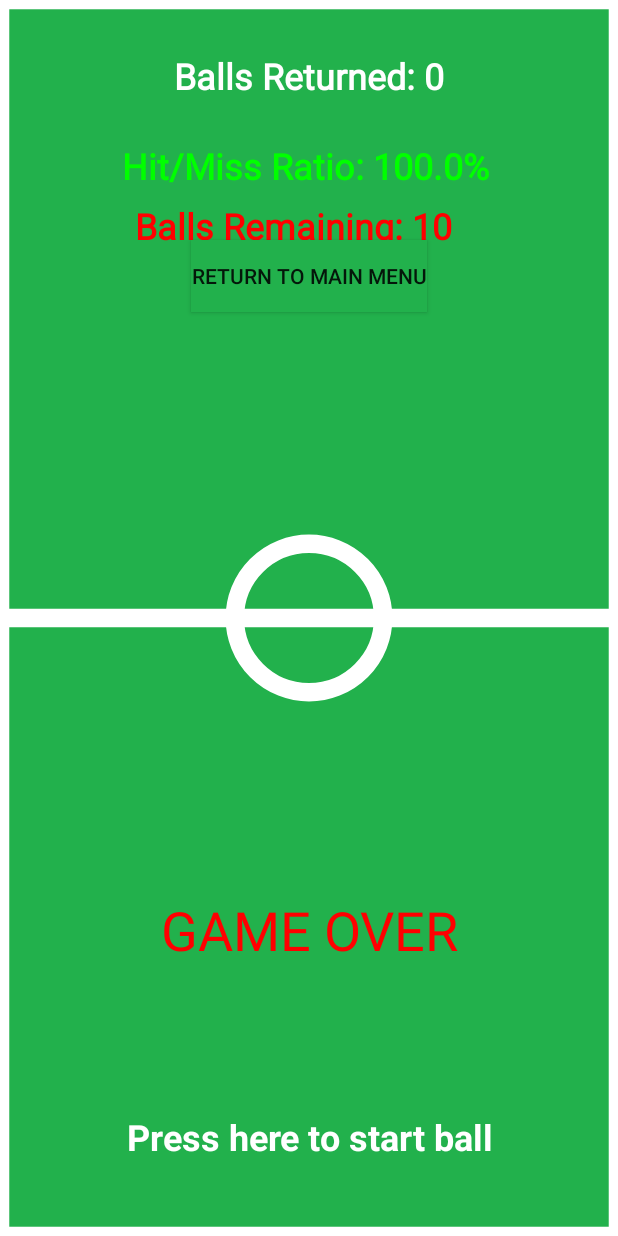
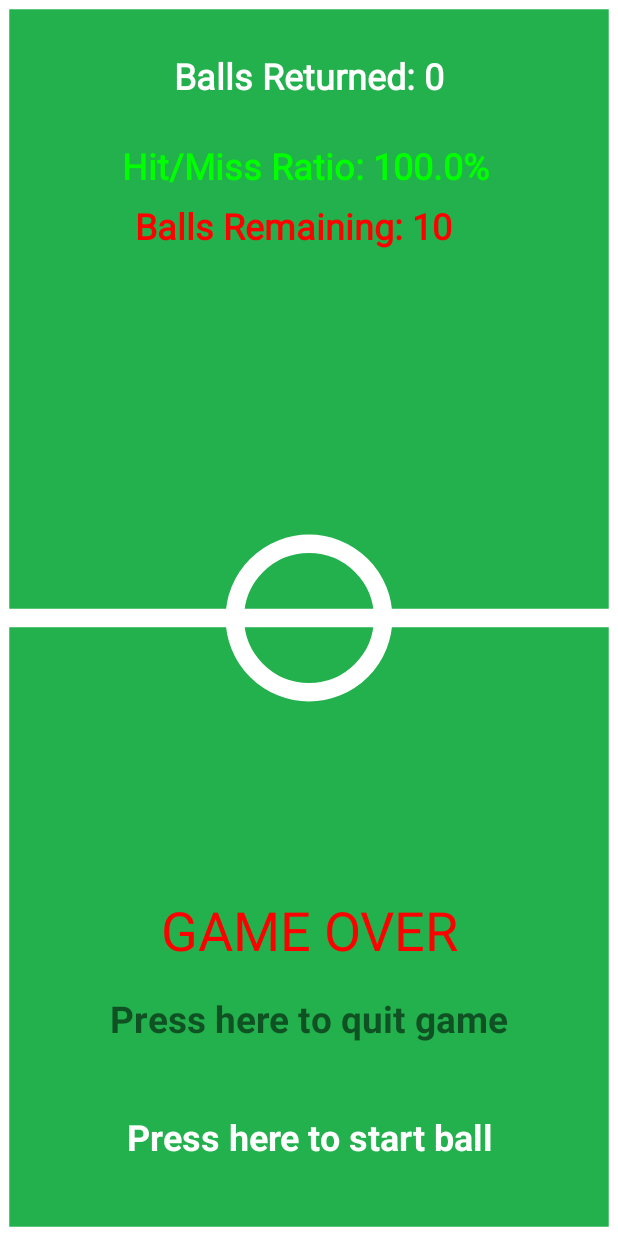
Before and after one commit to Metalaxe1/DroidPong, an Android app: the layout activity_single.xml on its own in the app's theme, with its tools: preview values and no code run, on a phone screen of 412 x 824 dp. Run offline under Robolectric (Android 15) with nearby library versions, the phone set to English and light mode, and no system bars.

```diff
--- a/app/src/main/res/layout/activity_pong.xml
+++ b/app/src/main/res/layout/activity_single.xml
@@ -4,7 +4,7 @@
     android:layout_height="match_parent"
     android:id="@+id/fullscreen_content"
     android:background="#22B14C"
-    tools:context="com.metalsoft.droidpong.PongActivity">
+    tools:context="com.metalsoft.droidpong.SingleActivity">
 
     <com.metalsoft.droidpong.GameAnimationView
         android:id="@+id/view"
@@ -48,16 +48,21 @@
     <RelativeLayout
         android:layout_width="match_parent"
         android:layout_height="match_parent">
-        <Button
+
+        <TextView
+            android:id="@+id/button_end"
             android:layout_width="wrap_content"
             android:layout_height="wrap_content"
-            android:id="@+id/button_end"
-            android:layout_marginTop="160sp"
-            android:text="@string/return_to_main_menu"
+            android:layout_alignParentBottom="true"
             android:layout_centerHorizontal="true"
+            android:layout_marginBottom="128dp"
             android:background="#22B14C"
             android:onClick="endGameClick"
-            />
+            android:text="Press here to quit game"
+            android:textSize="11pt"
+            android:textStyle="bold"/>
+
+
 
     </RelativeLayout>
 
```
